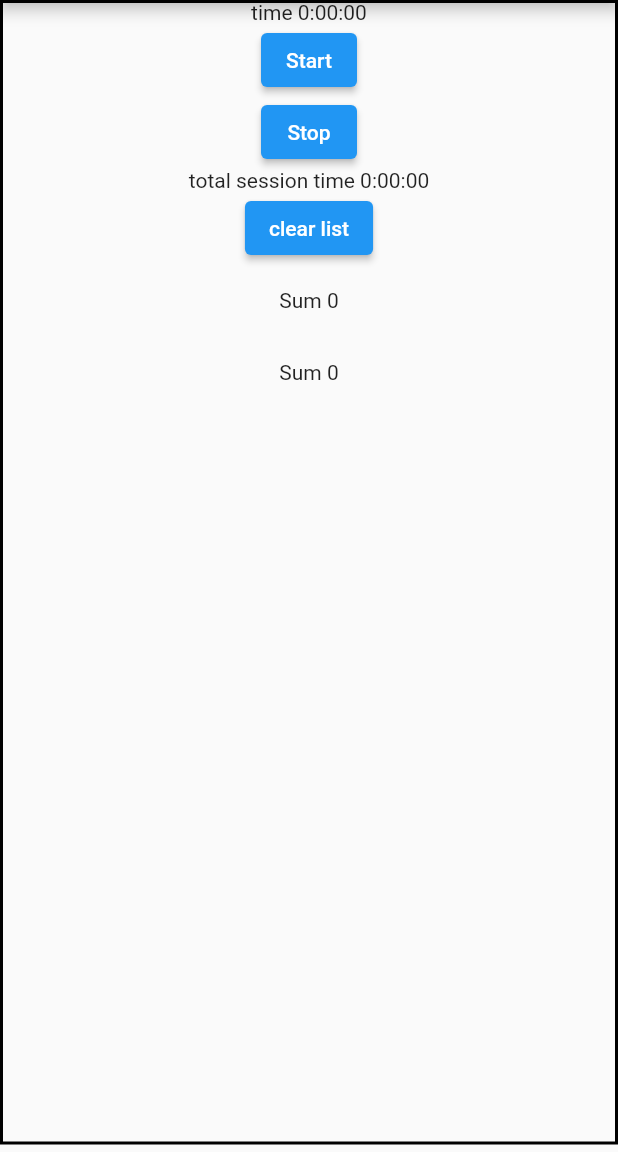
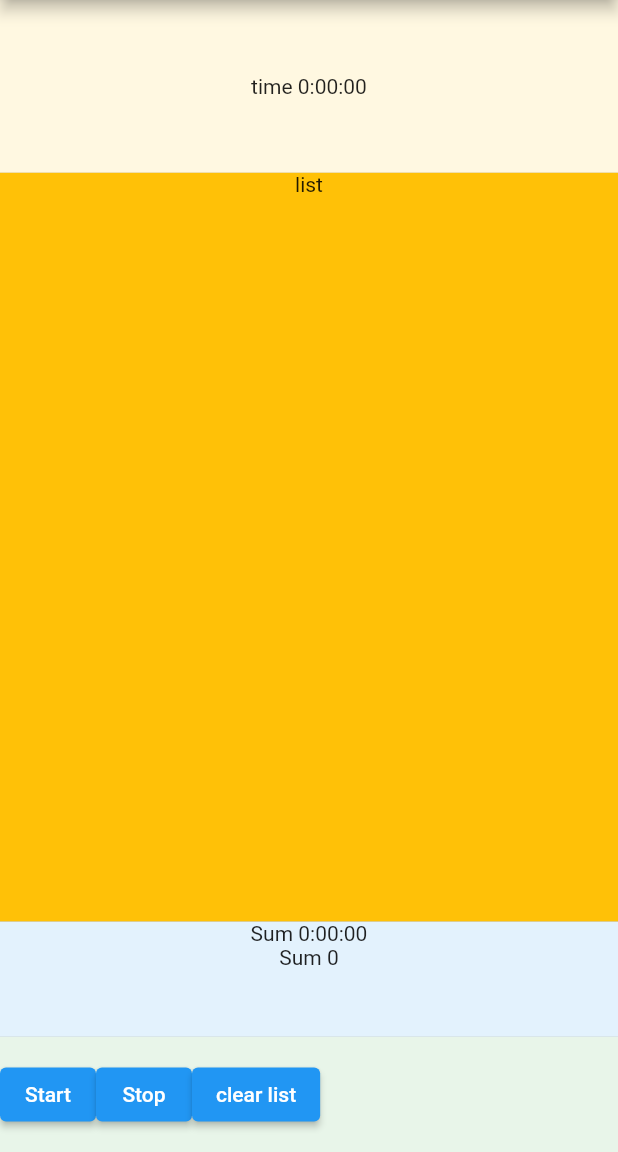
Before and after one commit to MahmoudMokhtar34/timer, a Flutter app: the screen it shows after launch, on a phone screen of 412 x 824 dp, the part 84-1236 px from its top. Run offline on Flutter 3.47's test engine with Material 2 defaults, Android fonts, the phone set to English and light mode, and no system bars.

Commit message:
home page is made and pause button is working

```diff
--- a/lib/main.dart
+++ b/lib/main.dart
@@ -4,6 +4,7 @@ import 'model/state_widget.dart';
 import 'pages/home_page/home_page.dart';
 
 void main() {
+  //debugPaintSizeEnabled = true;
   runApp(const MyApp());
 }
 
--- a/lib/pages/home_page/home_page.dart
+++ b/lib/pages/home_page/home_page.dart
@@ -1,36 +1,174 @@
 import 'package:flutter/material.dart';
-import 'package:timer/pages/home_page/controls_list.dart';
+import 'package:timer/pages/home_page/time_widget.dart';
 
-class HomePage extends StatelessWidget {
+import '../../model/app_state.dart';
+import '../../model/inherited_state.dart';
+import '../../model/state_widget.dart';
+
+class HomePage extends StatefulWidget {
   const HomePage({super.key});
 
   @override
+  State<HomePage> createState() => _HomePageState();
+}
+
+class _HomePageState extends State<HomePage> {
+  @override
   Widget build(BuildContext context) {
+    Provider provider = InheritedState.of(context) as Provider;
+    AppState appState = provider.appState;
+    print('### build 1 ${appState.test++}');
+
     return Scaffold(
-      appBar: AppBar(
-        title: const Text('Timer'),
-      ),
-      body: Column(
-        mainAxisAlignment: MainAxisAlignment.center,
-        crossAxisAlignment: CrossAxisAlignment.stretch,
-        children: [
-          Expanded(
-            flex: 1,
-            child: DecoratedBox(
-              decoration: BoxDecoration(
-                border: Border.all(
-                  color: Colors.black,
-                  width: 2,
+        appBar: AppBar(
+          title: const Text('Timer'),
+        ),
+        body:
+//Body
+            SafeArea(
+          child: Container(
+            width: double.infinity,
+            color: Colors.grey,
+            child: Column(
+              crossAxisAlignment: CrossAxisAlignment.center,
+              children: [
+//Timer
+                Expanded(
+                  flex: 15,
+                  child: timer(provider, appState),
                 ),
-              ),
-              child: const Center(child: InheritedTimer()),
+//List of sessions,
+                Expanded(
+                  flex: 65,
+                  child: sessionsList(appState, provider),
+                ),
+//Statistics,
+                Expanded(
+                  flex: 10,
+                  child: statistics(provider),
+                ),
+//buttons,
+                Expanded(
+                  flex: 10,
+                  child: buttons(provider, appState),
+                ),
+              ],
             ),
           ),
-          const SizedBox(
-            height: 5,
+        ));
+  }
+
+  Container timer(Provider provider, AppState appState) {
+    return Container(
+        color: Colors.amber[50],
+        width: double.infinity,
+        alignment: Alignment.center,
+        child: TimeWidget(provider: provider, appState: appState));
+  }
+
+  Container sessionsList(AppState appState, Provider provider) {
+    return Container(
+      color: Colors.amber,
+      width: double.infinity,
+      alignment: Alignment.topCenter,
+      child: Column(
+        children: <Widget>[
+          const Text('list'),
+          //...appState.sessions.map((e) => Text(e.toString())),
+          Expanded(
+            child: ListView.builder(
+              itemCount: appState.sessions.length,
+              itemBuilder: (BuildContext context, int index) {
+                return Card(
+                  margin: const EdgeInsets.all(8.0),
+                  child: Center(
+                      child: Text(
+                          provider.formatDuration(appState.sessions[index]))),
+                );
+              },
+            ),
           ),
         ],
       ),
     );
   }
+
+  Container statistics(Provider provider) {
+    return Container(
+      color: Colors.blue[50],
+      width: double.infinity,
+      alignment: Alignment.center,
+      child: Column(
+        children: [
+          Text('Sum ${provider.formatDuration(provider.sumSessions())}'),
+          Text('Sum ${provider.sumSessions().inSeconds}'),
+        ],
+      ),
+    );
+  }
+
+  Container buttons(Provider provider, AppState appState) {
+    return Container(
+      color: Colors.green[50],
+      width: double.infinity,
+      alignment: Alignment.center,
+      child: Row(
+        crossAxisAlignment: CrossAxisAlignment.center,
+        children: <Widget>[
+          //Start / Pause / Resume Button
+          ElevatedButton(
+            onPressed: () {
+              provider.startPAuseResume(
+                  appState: appState, provider: provider, setState: setState);
+              print('### press ${appState.press++}');
+            },
+            child: Text(appState.isStarted
+                ? 'pause'
+                : (appState.sessionDuration == AppState.zeroingDuration
+                    ? 'Start'
+                    : 'Resume')),
+          ),
+          //Stop button
+          ElevatedButton(
+            onPressed: () {
+              provider.stop(appState: appState, setState: setState);
+              print('### press ${appState.press++}');
+            },
+            child: const Text('Stop'),
+          ),
+          ElevatedButton(
+              onPressed: () {
+                provider.deleteSessions(appState: appState, setState: setState);
+                appState.test = 0;
+                appState.test2 = 0;
+                appState.press = 0;
+              },
+              child: const Text('clear list')),
+        ],
+      ),
+    );
+  }
 }
+
+//  Column(
+//         mainAxisAlignment: MainAxisAlignment.center,
+//         crossAxisAlignment: CrossAxisAlignment.stretch,
+//         children: const [
+//           Expanded(
+//             flex: 1,
+//             child: DecoratedBox(
+//               decoration: BoxDecoration(
+//                 borderRadius: BorderRadius.all(Radius.circular(5)),
+//                 color: Colors.lightBlueAccent,
+//               ),
+//               child: Center(
+// //Controls & List
+//                 child: InheritedTimer(),
+//               ),
+//             ),
+//           ),
+//           SizedBox(
+//             height: 5,
+//           ),
+//         ],
+//       ),
```
Also changed, not shown: lib/pages/home_page/controls_list.dart (+5 -4 lines).
